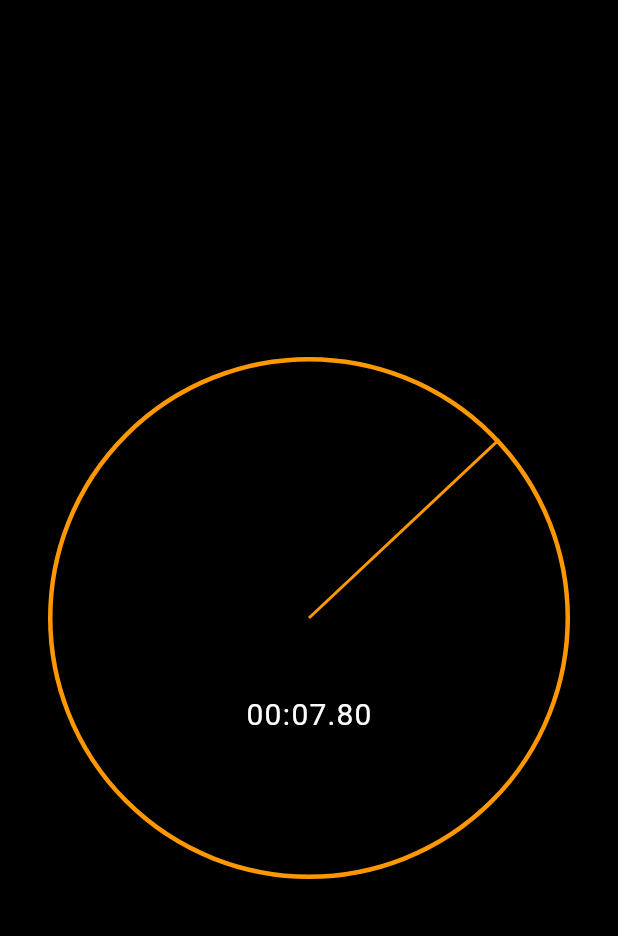
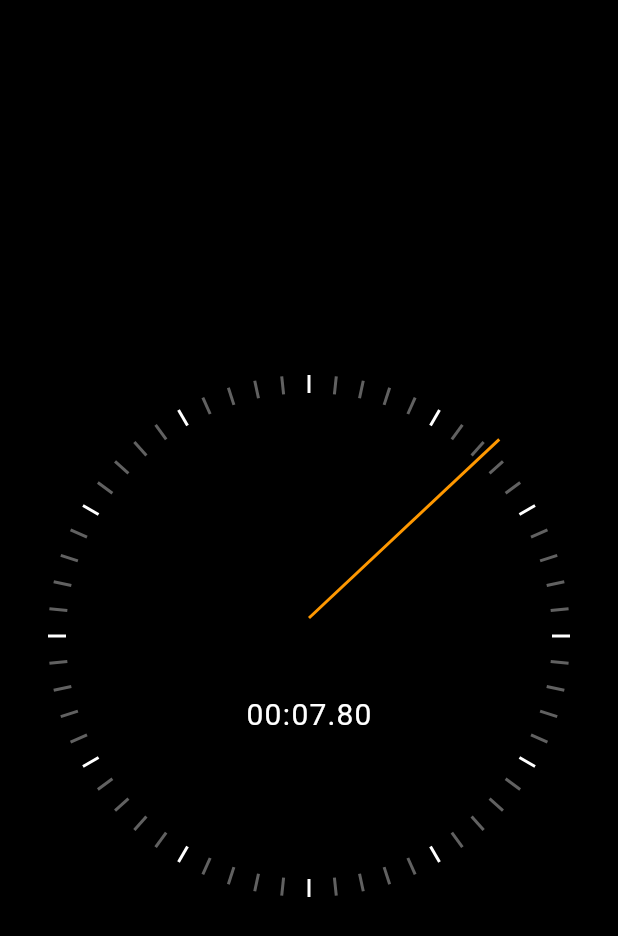
Before and after one commit to KasunHasanga/stopWatch, a Flutter app: the screen it shows after launch, on a phone screen of 412 x 824 dp. Shown: the top 936 px of the screen. Run offline on Flutter 3.47's test engine with Material 2 defaults, Android fonts, the phone set to English and light mode, and no system bars.

Commit message:
add clock thick markers

```diff
--- /dev/null
+++ b/lib/ui/clock_markers.dart
@@ -0,0 +1,30 @@
+import 'dart:math';
+
+import 'package:flutter/material.dart';
+
+class ClockSecondsTickMarker extends StatelessWidget {
+  const ClockSecondsTickMarker(
+      {Key? key, required this.radius, required this.seconds})
+      : super(key: key);
+  final int seconds;
+  final double radius;
+
+  @override
+  Widget build(BuildContext context) {
+    final color = seconds % 5 == 0 ? Colors.white : Colors.grey[700];
+    const width = 2.0;
+    const height = 12.0;
+    return Transform(
+      transform: Matrix4.identity()
+        ..translate(-width / 2, height / 2, 0.0)
+        ..rotateZ(2 * pi * (seconds / 60.0))
+        ..translate(0.0, radius - height / 2, 0.0),
+      alignment: Alignment.center,
+      child: Container(
+        width: width,
+        height: height,
+        color: color,
+      ),
+    );
+  }
+}
--- a/lib/ui/stopwatch_rerender.dart
+++ b/lib/ui/stopwatch_rerender.dart
@@ -2,6 +2,7 @@ import 'dart:math';
 
 import 'package:flutter/material.dart';
 import 'package:stopwatch_flutter/ui/clock_hand.dart';
+import 'package:stopwatch_flutter/ui/clock_markers.dart';
 import 'package:stopwatch_flutter/ui/elapsed_time_text.dart';
 
 class StopWatchRerender extends StatelessWidget {
@@ -14,11 +15,16 @@ class StopWatchRerender extends StatelessWidget {
   Widget build(BuildContext context) {
     return Stack(
       children: [
-        Container(
-          decoration: BoxDecoration(
-              border: Border.all(width: 3, color: Colors.orange),
-              borderRadius: BorderRadius.circular(radius)),
-        ),
+        for (var i = 0; i < 60; i++)
+          Positioned(
+              left: radius,
+              top: radius,
+              child: ClockSecondsTickMarker(radius: radius, seconds: i)),
+        // Container(
+        //   decoration: BoxDecoration(
+        //       border: Border.all(width: 3, color: Colors.orange),
+        //       borderRadius: BorderRadius.circular(radius)),
+        // ),
         Positioned(
           left: radius,
           top: radius,
```
